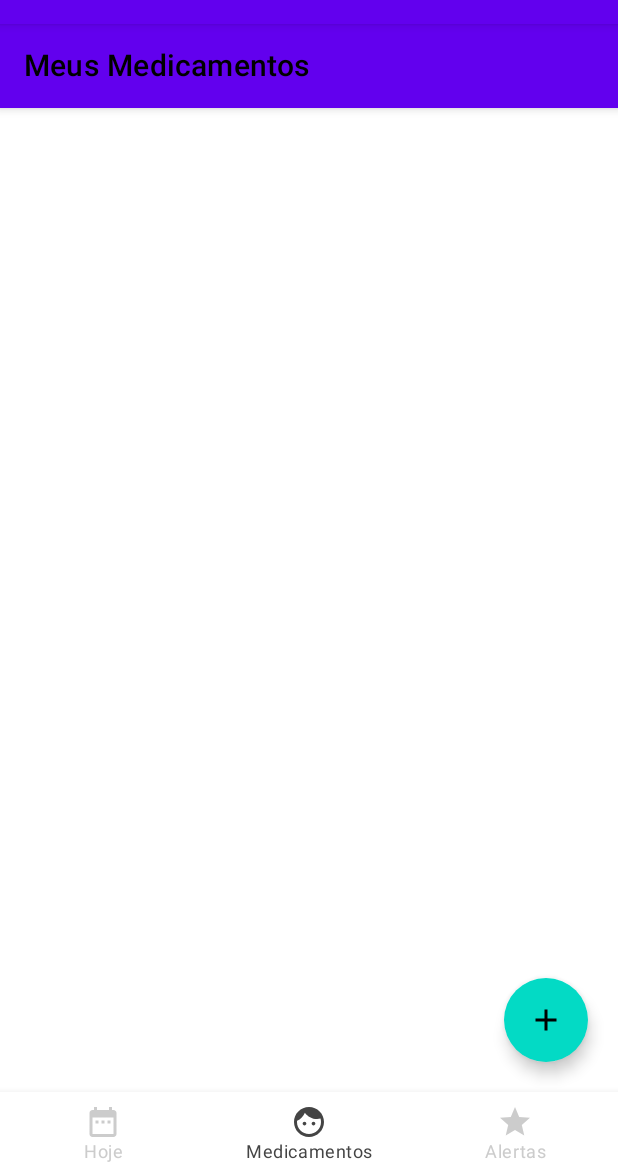
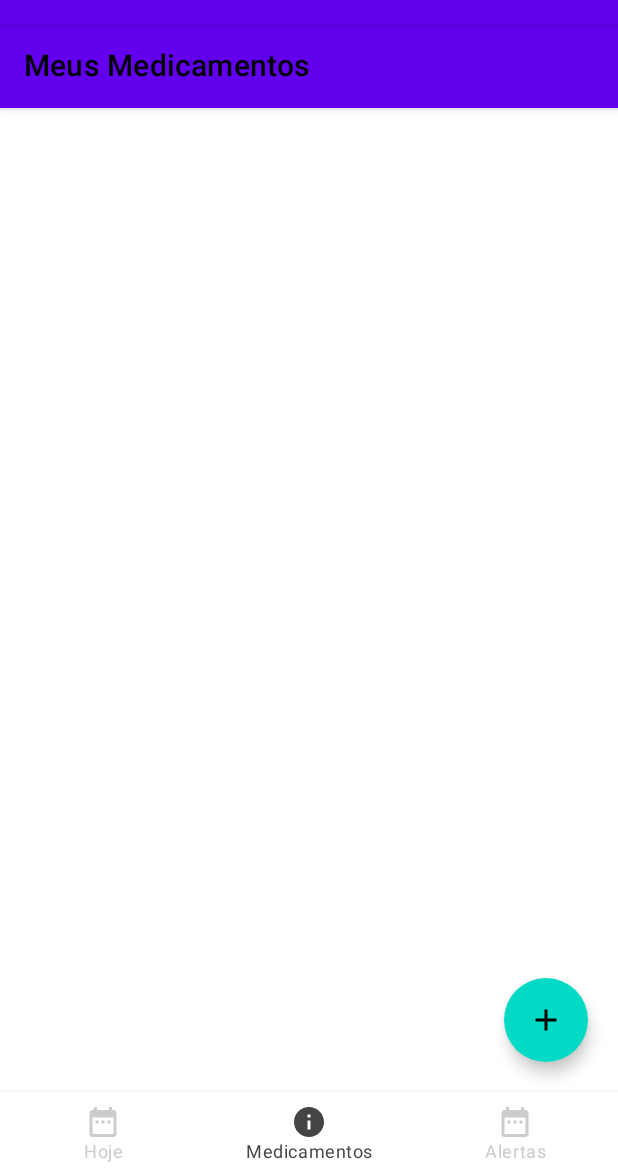
Before and after one commit to camiloxlr/ReLembre, an Android app built with Jetpack Compose: the screen it shows after launch (MainActivity), item 2 of the bottom bar chosen, on a phone screen of 412 x 824 dp, the part 60-1236 px from its top. Run offline under Robolectric (Android 15) with nearby library versions, the phone set to English and light mode, and no system bars; our stand-ins replace Dagger/Hilt's generated code, Room's generated code.

Commit message:
Ajustes finais de layout e customização

```diff
--- a/app/src/main/java/com/example/relembre/ui/NavigationItem.kt
+++ b/app/src/main/java/com/example/relembre/ui/NavigationItem.kt
@@ -8,9 +8,10 @@ sealed class NavigationItem(val route: String, val label: String, val icons: Ima
 
     object Hoje : NavigationItem("home", "Hoje", Icons.Default.DateRange)
     object Medicamentos :
-        NavigationItem("medicine", "Medicamentos", Icons.Default.Face)
+        NavigationItem("medicine", "Medicamentos", Icons.Default.Info) // Change to pill icon
 
-    object Alertas : NavigationItem("alerts","Alertas",Icons.Default.Star)
+    object Alertas : NavigationItem("alerts", "Alertas", Icons.Default.DateRange) // Change to clock icon
+
 
     object CadastroMedicamento : NavigationItem("storeMedicine","Cadastro de Medicamento",Icons.Default.Search)
     object VisualizarMedicamento : NavigationItem("viewMedicine","Informações do Medicamento",Icons.Default.Search)
```
Also changed, not shown: app/src/main/java/com/example/relembre/ui/Alert.kt (+10 -7 lines), app/src/main/java/com/example/relembre/ui/Medicine.kt (+6 -3 lines).
